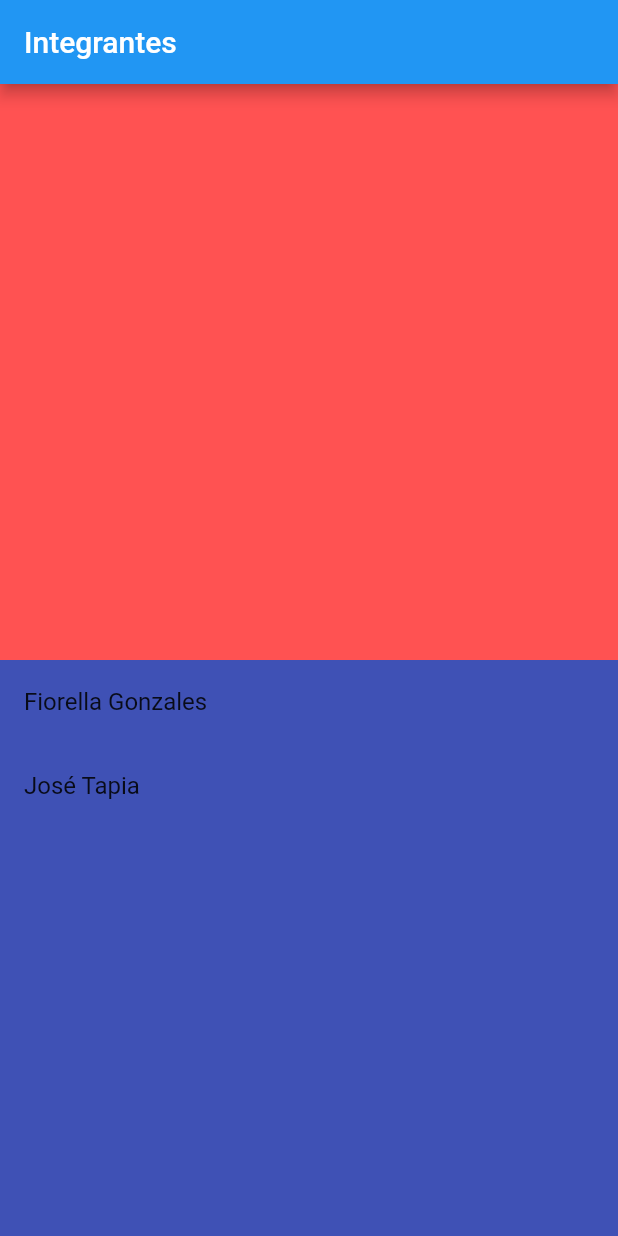
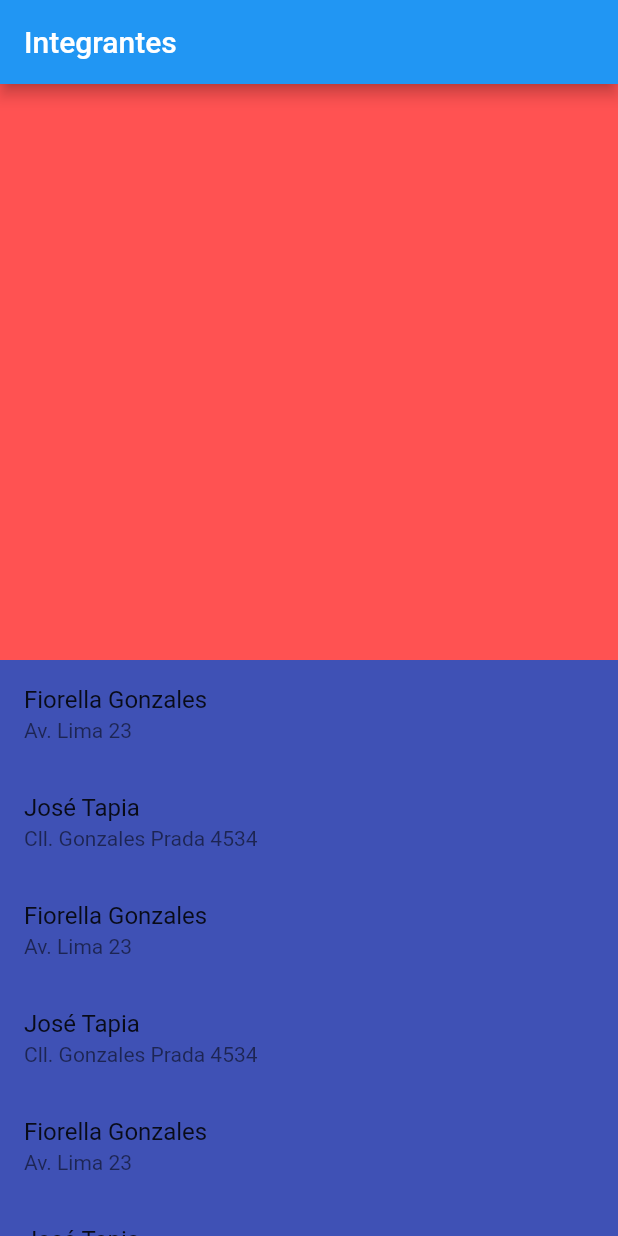
Before and after one commit to ehbarrionuevo/flutter_codigo_futures, a Flutter app: the screen it shows after launch, on a phone screen of 412 x 824 dp. Run offline on Flutter 3.47's test engine with Material 2 defaults, Android fonts, the phone set to English and light mode, and no system bars.

Commit message:
Futures 1.7

```diff
--- a/lib/data/data_future.dart
+++ b/lib/data/data_future.dart
@@ -2,6 +2,30 @@
 class DataFuture{
 
   List<Map<String, dynamic>> _dataList = [
+    {
+      "fullName": "Fiorella Gonzales",
+      "address": "Av. Lima 23",
+    },
+    {
+      "fullName": "José Tapia",
+      "address": "Cll. Gonzales Prada 4534",
+    },
+    {
+      "fullName": "Fiorella Gonzales",
+      "address": "Av. Lima 23",
+    },
+    {
+      "fullName": "José Tapia",
+      "address": "Cll. Gonzales Prada 4534",
+    },
+    {
+      "fullName": "Fiorella Gonzales",
+      "address": "Av. Lima 23",
+    },
+    {
+      "fullName": "José Tapia",
+      "address": "Cll. Gonzales Prada 4534",
+    },
     {
       "fullName": "Fiorella Gonzales",
       "address": "Av. Lima 23",
--- a/lib/pages/general_page.dart
+++ b/lib/pages/general_page.dart
@@ -47,6 +47,7 @@ class _GeneralPageState extends State<GeneralPage> {
                 itemBuilder: (BuildContext context, int index){
                   return ListTile(
                     title: Text(people[index]["fullName"]),
+                    subtitle: Text(people[index]["address"]),
                   );
                 },
               ),
```
